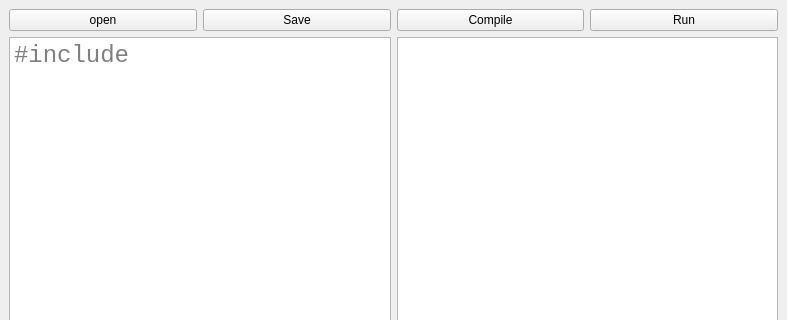
Jankatay/QDViewer, file mainwindow.ui: the form before one commit; both pictures show x 0 to 787 and y 0 to 320 of the 787 by 537 pixel window.
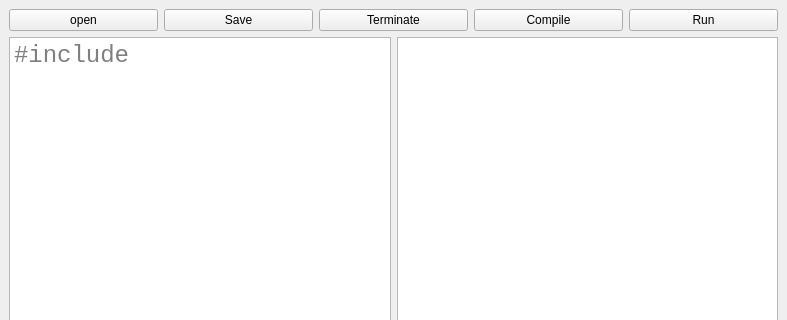
The form after the commit.

Commit message: added input and output as well as ability to terminate process

```diff
--- a/mainwindow.ui
+++ b/mainwindow.ui
@@ -33,6 +33,13 @@
           </property>
          </widget>
         </item>
+        <item>
+         <widget class="QPushButton" name="tButton">
+          <property name="text">
+           <string>Terminate</string>
+          </property>
+         </widget>
+        </item>
         <item>
          <widget class="QPushButton" name="cButton">
           <property name="text">
```
The commit also changes 18 other files.
